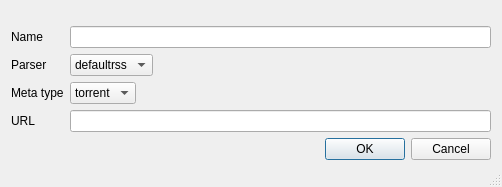
The window that branches/qtswarmtv-tvdb/sourceeditdialog.ui (annejan/swarmtv) describes before a commit, drawn with Qt 5.
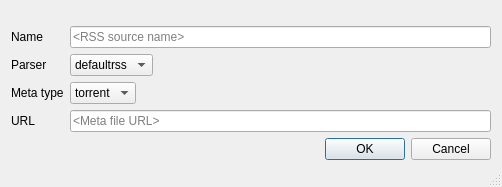
The same window after the commit. Icons and pictures are not drawn.

Commit message: Added tooltips to main and config windows.

Diff of the .ui file:
```diff
--- a/branches/qtswarmtv-tvdb/sourceeditdialog.ui
+++ b/branches/qtswarmtv-tvdb/sourceeditdialog.ui
@@ -87,7 +87,11 @@
        <item>
         <layout class="QVBoxLayout" name="verticalLayout_2">
          <item>
-          <widget class="QLineEdit" name="nameSourceLineEdit"/>
+          <widget class="QLineEdit" name="nameSourceLineEdit">
+           <property name="placeholderText">
+            <string>&lt;RSS source name&gt;</string>
+           </property>
+          </widget>
          </item>
          <item>
           <layout class="QHBoxLayout" name="horizontalLayout">
@@ -152,7 +156,11 @@
           </layout>
          </item>
          <item>
-          <widget class="QLineEdit" name="urlSourceLineEdit"/>
+          <widget class="QLineEdit" name="urlSourceLineEdit">
+           <property name="placeholderText">
+            <string>&lt;Meta file URL&gt;</string>
+           </property>
+          </widget>
          </item>
         </layout>
        </item>
```
The commit also changes 4 other files.
